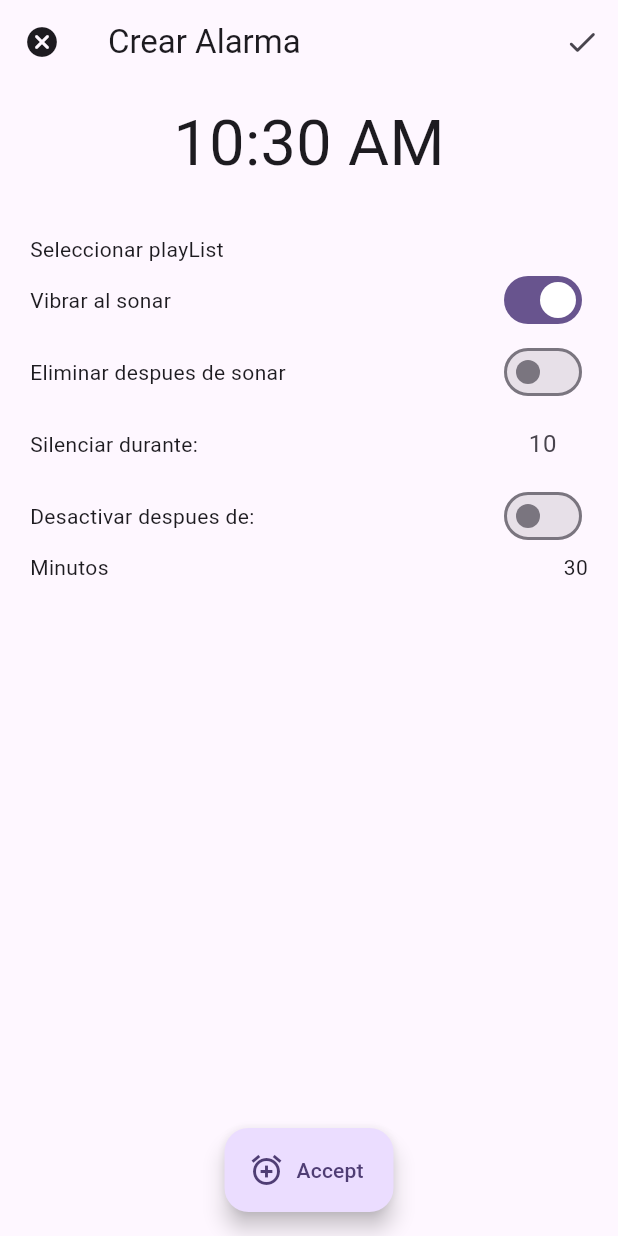
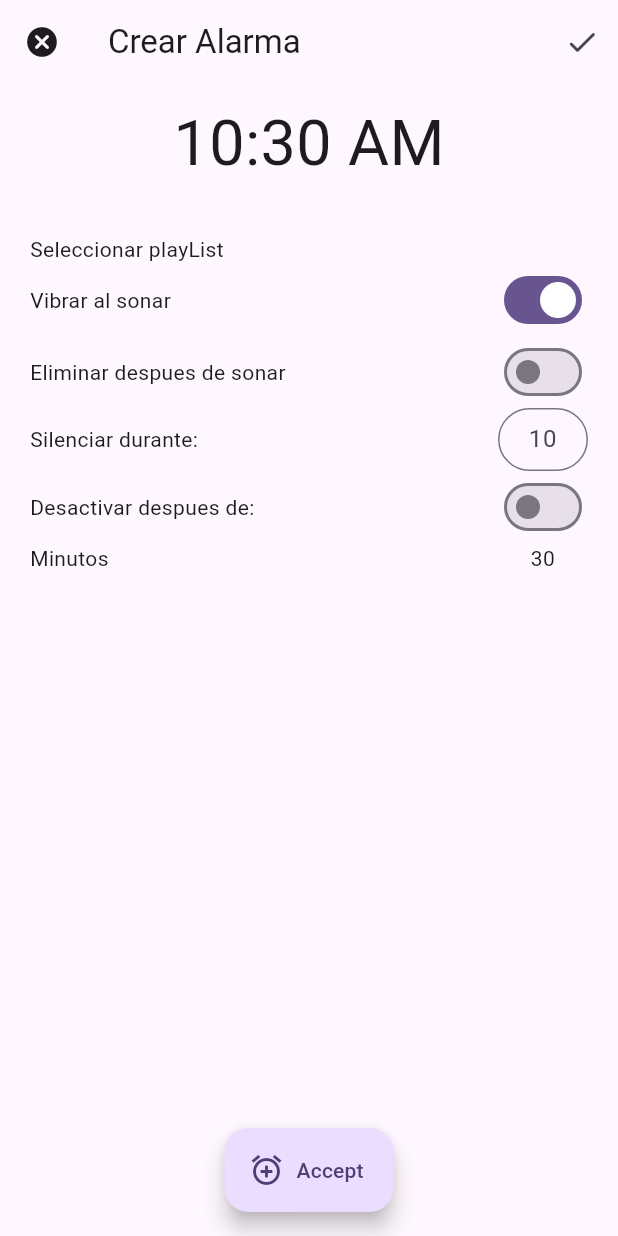
Before and after one commit to TrejosD/alarm_play, a Flutter app: the screen it shows after launch, after a tap on the "add alarm" icon, on a phone screen of 412 x 824 dp. Run offline on Flutter 3.47's test engine with Material 3 defaults, Android fonts, the phone set to English and light mode, and no system bars; our stand-ins replace flutter_local_notifications, flutter_native_timezone_latest, flutter_riverpod, isar, just_audio, just_audio_background and 3 more; missing offline and left inert: audio_session; accounts and stored records are empty; generated files the repository leaves out were written again.

Commit message:
feat cambios de estado y seleccion alarm screen done

```diff
--- a/lib/presentations/screens/new_alarm_screen.dart
+++ b/lib/presentations/screens/new_alarm_screen.dart
@@ -12,10 +12,12 @@ class NewAlarmScreen extends ConsumerStatefulWidget {
   ConsumerState<NewAlarmScreen> createState() => _NewAlarmScreenState();
 }
 
+final time = TimeOfDay.now();
+
 class _NewAlarmScreenState extends ConsumerState<NewAlarmScreen> {
   final Alarm newAlarm = Alarm(
-      hour: TimeOfDay.now().hour,
-      minute: TimeOfDay.now().minute,
+      hour: time.hour,
+      minute: time.minute,
       createdAt: DateTime.now(),
       updatedAt: DateTime.now(),
       repeatDays: [],
@@ -49,20 +51,46 @@ class AlarmWidget extends ConsumerStatefulWidget {
 }
 
 class _AlarmWidgetState extends ConsumerState<AlarmWidget> {
+  // este default funciona, para nuevas alarmas, pero necesito que sean == al la alarma recivida, cuando editados una
+  // todo problema yo movi todas las variables debajo del context, para poder igualar los parametros al alarm recibido, pero ahora el widget esta estatico. *-*
+  // todo necesito, volver al comportamiento anterior, pero que use los parametros del alarm recibida, cuando edito un alarm
+
   TimeOfDay? selectedTime;
-  bool vibrar = true;
-  bool playOnce = false;
-  bool autoStop = false;
-  bool ascendingVolume = true;
-  int snoozeMinutes = 10;
-  int autoStopAfter = 30;
-  List<int> repeat = [];
-  PlaybackMode playBackMode = PlaybackMode.repeatOne;
-  double volume = 100;
-  final TextEditingController controller = TextEditingController();
-  // todo nextTrigger variable
+  late bool vibrar;
+  late bool playOnce;
+  late bool autoStop;
+  late bool ascendingVolume;
+  late int snoozeMinutes;
+  late int autoStopAfter;
+  late List<int> repeat;
+  late PlaybackMode playBackMode;
+  late double volume;
+  // DateTime? nexTrigger = widget.alarm.nextTrigger;
+  final TextEditingController snoozeCtrller = TextEditingController();
+  final TextEditingController stopCtrller = TextEditingController();
 
+  @override
+  void initState() {
+    super.initState();
+    vibrar = widget.alarm.vibrateEnabled;
+    playOnce = widget.alarm.playOnce;
+    autoStop = widget.alarm.autoStop;
+    ascendingVolume = widget.alarm.ascendingVolume;
+    snoozeMinutes = widget.alarm.snoozeMinutes;
+    autoStopAfter = widget.alarm.autoStopAfterMinutes;
+    repeat = widget.alarm.repeatDays;
+    playBackMode = widget.alarm.playbackMode;
+    volume = widget.alarm.volume;
+  }
+
+  @override
+  Widget build(BuildContext context) {
     void acceptAlarm() {
+      selectedTime ??
+          {
+            selectedTime = TimeOfDay(
+                hour: DateTime.now().hour, minute: DateTime.now().minute)
+          };
       final alarm = widget.alarm.copyWith(
           hour: selectedTime!.hour,
           minute: selectedTime!.minute,
@@ -85,8 +113,20 @@ class _AlarmWidgetState extends ConsumerState<AlarmWidget> {
       }
     }
 
-  @override
-  Widget build(BuildContext context) {
+    void setNewSnoozeNStopTime(String value, int time, int alarmTime,
+        TextEditingController controller, String indicator) {
+      if (value.isEmpty) return;
+      if (indicator == 'snooze') {
+        setState(() {
+          snoozeMinutes = int.parse(controller.text);
+        });
+      } else {
+        setState(() {
+          autoStopAfter = int.parse(controller.text);
+        });
+      }
+    }
+
     return Scaffold(
       appBar: AppBar(
         leading: IconButton(
@@ -110,11 +150,13 @@ class _AlarmWidgetState extends ConsumerState<AlarmWidget> {
                   context: context,
                   initialTime: selectedTime ??
                       TimeOfDay(
-                          hour: widget.alarm.minute,
-                          minute: widget.alarm.minute),
+                          hour: widget.alarm.hour, minute: widget.alarm.minute),
                   initialEntryMode: TimePickerEntryMode.dial,
                   builder: (context, child) {
-                    return child!;
+                    return MediaQuery(
+                        data: MediaQuery.of(context)
+                            .copyWith(alwaysUse24HourFormat: false),
+                        child: child!);
                   },
                 );
                 setState(() {
@@ -163,6 +205,7 @@ class _AlarmWidgetState extends ConsumerState<AlarmWidget> {
                 )
               ],
             ),
+
             Row(
               children: [
                 Text('Silenciar durante: '),
@@ -170,21 +213,15 @@ class _AlarmWidgetState extends ConsumerState<AlarmWidget> {
                 // me suena mas, el bool y que desactive el input para el tiempo
                 Spacer(),
                 SizedBox(
+                  height: 42,
                   width: 60,
-                  child: TextFormField(
-                    textAlign: TextAlign.center,
-                    controller: controller,
-                    keyboardType: TextInputType.numberWithOptions(),
-                    onChanged: (value) {
-                      if (value.isEmpty) {
-                        snoozeMinutes = widget.alarm.snoozeMinutes;
-                      } else {
-                        snoozeMinutes = int.parse(controller.text);
-                      }
-                    },
-                    decoration: InputDecoration(
-                        border: InputBorder.none,
-                        hintText: widget.alarm.snoozeMinutes.toString()),
+                  child: InputField(
+                    widget: widget,
+                    controller: snoozeCtrller,
+                    indicator: 'snooze',
+                    alarmTime: widget.alarm.snoozeMinutes,
+                    time: snoozeMinutes,
+                    setTime: setNewSnoozeNStopTime,
                   ),
                 )
               ],
@@ -199,7 +236,7 @@ class _AlarmWidgetState extends ConsumerState<AlarmWidget> {
                   value: autoStop,
                   onChanged: (value) {
                     setState(() {
-                      playOnce = !playOnce;
+                      autoStop = !autoStop;
                     });
                   },
                 )
@@ -207,7 +244,29 @@ class _AlarmWidgetState extends ConsumerState<AlarmWidget> {
             ),
             // linea de ejemplo, para ingreso de timepo
             Row(
-              children: [Text('Minutos'), Spacer(), Text('30')],
+              children: [
+                Text('Minutos'),
+                Spacer(),
+                autoStop
+                    ? SizedBox(
+                        height: 42,
+                        width: 60,
+                        child: InputField(
+                          controller: stopCtrller,
+                          widget: widget,
+                          indicator: 'autoStop',
+                          time: autoStopAfter,
+                          alarmTime: widget.alarm.autoStopAfterMinutes,
+                          setTime: setNewSnoozeNStopTime,
+                        ))
+                    : SizedBox(
+                        width: 60,
+                        child: Text(
+                          autoStopAfter.toString(),
+                          textAlign: TextAlign.center,
+                        ),
+                      )
+              ],
             )
             // todo Necesito que este screen cree una Alarm de acuerdo a los inputs. Para guardarla
             // forma de seleccionar hora DONE
@@ -226,3 +285,43 @@ class _AlarmWidgetState extends ConsumerState<AlarmWidget> {
     );
   }
 }
+
+class InputField extends StatelessWidget {
+  // controllador
+  final TextEditingController controller;
+  // widgerRef
+  final AlarmWidget widget;
+  // valor int del objeto Alarm
+  final int alarmTime;
+  // variable de tiempo this snooze or stopAfter
+  final int time;
+  // indicador de valor a modificar
+  final String indicator;
+  final void Function(String value, int time, int alarmTime,
+      TextEditingController controller, String indicator) setTime;
+
+  const InputField(
+      {super.key,
+      required this.controller,
+      required this.widget,
+      required this.time,
+      required this.alarmTime,
+      required this.setTime,
+      required this.indicator});
+
+  @override
+  Widget build(BuildContext context) {
+    return TextFormField(
+      textAlign: TextAlign.center,
+      textAlignVertical: TextAlignVertical(y: 1),
+      controller: controller,
+      keyboardType: TextInputType.numberWithOptions(),
+      onChanged: (value) =>
+          setTime(value, time, alarmTime, controller, indicator),
+      decoration: InputDecoration(
+          border: OutlineInputBorder(
+              borderRadius: BorderRadius.all(Radius.circular(50))),
+          hintText: alarmTime.toString()),
+    );
+  }
+}
```
Lines whose indentation alone changed are shown as unchanged.
